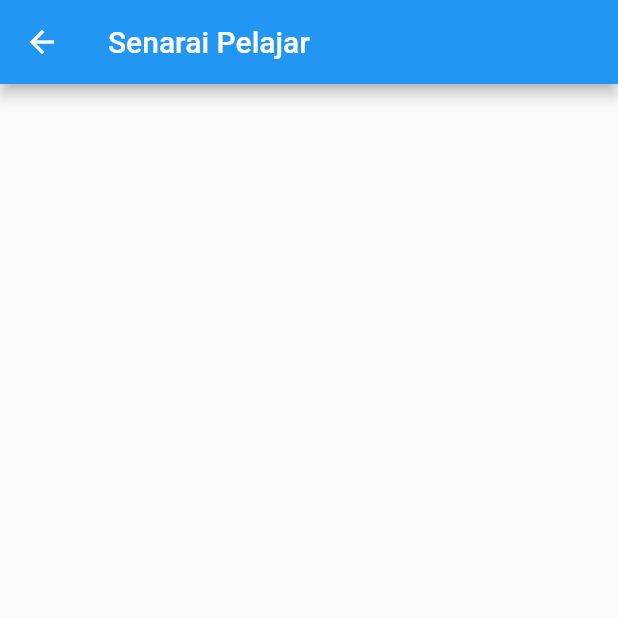
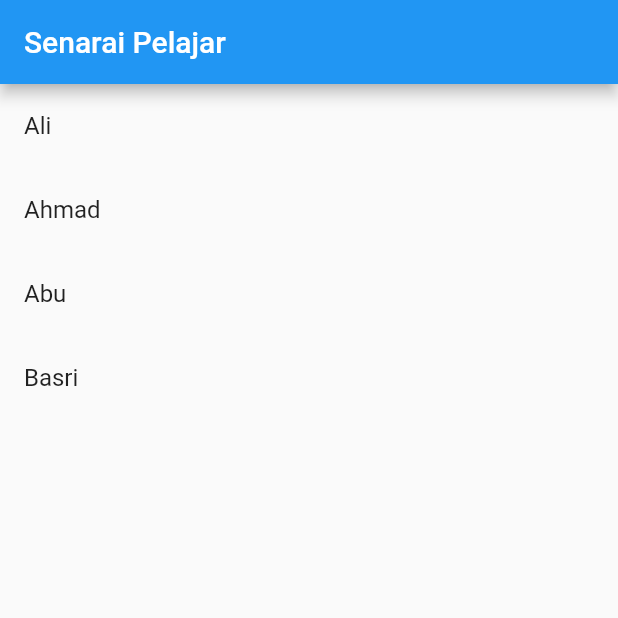
Before and after one commit to casfian/kplistdemo, a Flutter app: the SenaraiPelajar screen opened directly, on a phone screen of 412 x 824 dp, the top half of it. Run offline on Flutter 3.47's test engine with Material 2 defaults, Android fonts, the phone set to English and light mode, and no system bars.

Commit message:
tambah pelajar class

```diff
--- a/lib/main.dart
+++ b/lib/main.dart
@@ -1,4 +1,5 @@
 import 'package:flutter/material.dart';
+import 'package:lkpistdemo/senaraipelajar.dart';
 
 void main() => runApp(MyApp());
 
@@ -9,6 +10,9 @@ class MyApp extends StatelessWidget {
     return MaterialApp(
       title: 'Material App',
       home: Home(),
+      routes: <String, WidgetBuilder>{
+        'senaraipelajar': (BuildContext context) => SenaraiPelajar(),
+      },
     );
   }
 }
@@ -48,7 +52,7 @@ class Home extends StatelessWidget {
               onTap: () {
                 //code
                 print('I click List2');
-                  Navigator.pop(context);
+                Navigator.popAndPushNamed(context, 'senaraipelajar');
               },
             ),
             Divider(
--- /dev/null
+++ b/lib/pelajar.dart
@@ -0,0 +1,7 @@
+class Pelajar {
+  String nama;
+  String photo;
+  String cgpa;
+
+  Pelajar(this.nama, this.photo, this.cgpa);
+}
--- a/lib/senaraipelajar.dart
+++ b/lib/senaraipelajar.dart
@@ -1,15 +1,22 @@
 import 'package:flutter/material.dart';
 
 class SenaraiPelajar extends StatelessWidget {
-  const SenaraiPelajar({Key? key}) : super(key: key);
+  //array
+  List pelajar = ['Ali', 'Ahmad', 'Abu', 'Basri'];
 
   @override
   Widget build(BuildContext context) {
     return Scaffold(
-      appBar: AppBar(title: Text('Senarai Pelajar'),),
+      appBar: AppBar(
+        title: Text('Senarai Pelajar'),
+      ),
       body: ListView.builder(
-        itemBuilder: itemBuilder
-        ),
+          itemCount: pelajar.length,
+          itemBuilder: (context, index) {
+            return ListTile(
+              title: Text(pelajar[index]),
+            );
+          }),
     );
   }
 }
```
Lines whose indentation alone changed are shown as unchanged.
